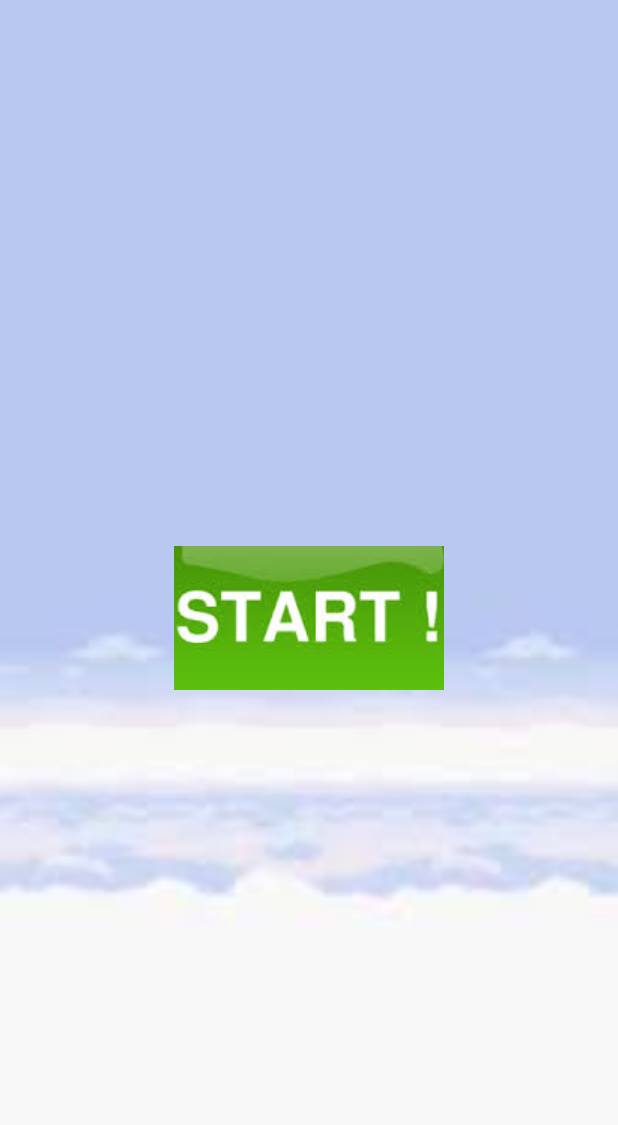
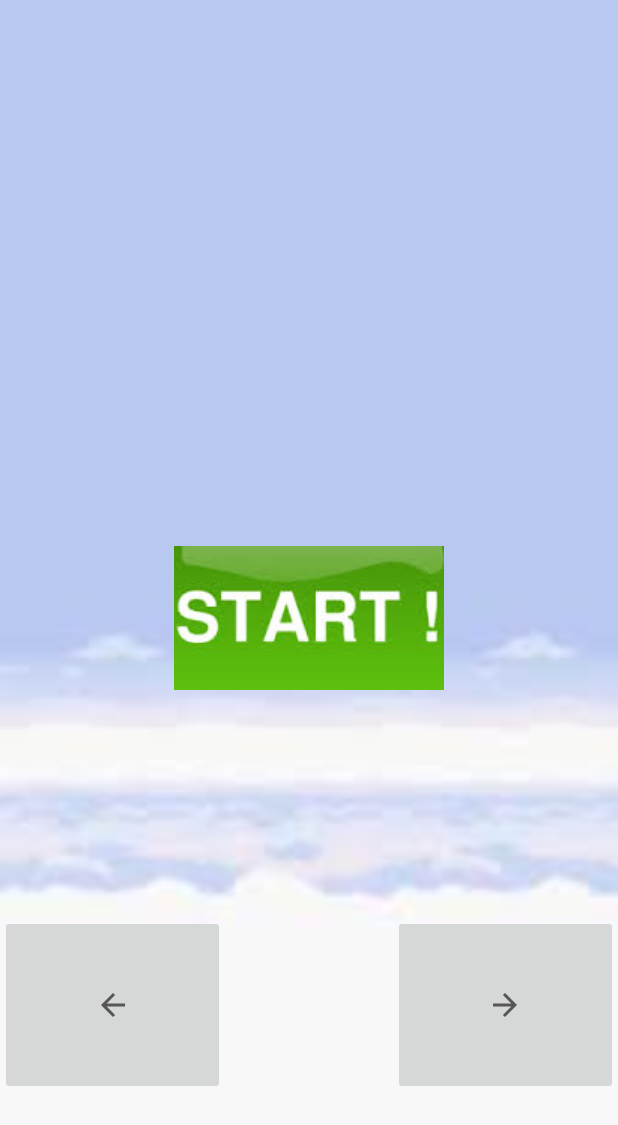
Before and after one commit to chenhan2/MP5, an Android app: the screen it shows after launch (MainActivity), on a phone screen of 412 x 824 dp. Shown: the top 1125 px of the screen. Run offline under Robolectric (Android 15) with nearby library versions, the phone set to English and light mode, and no system bars.

Commit message:
initialize_begin on UI First day lab Up to 20:38 in first video Add left and right button

```diff
--- a/app/src/main/java/com/example/mp5/GameView.java
+++ b/app/src/main/java/com/example/mp5/GameView.java
@@ -56,9 +56,9 @@ public class GameView extends View {
         // Draw the background on canvas
         canvas.drawBitmap(background, null, rect, null);
         // Put Geof's handsome head at the center of the screen
-        canvas.drawBitmap(geof, dWith / 2 - geof.getWidth() / 2,
-                dHeight / 2 - geof.getHeight() / 2, null);
+        canvas.drawBitmap(geof, geofX, geofY, null);
         handler.postDelayed(runnable, UPDATE_MILLIS);
+    }
 
-    }
+
 }
--- a/app/src/main/res/layout/activity_main.xml
+++ b/app/src/main/res/layout/activity_main.xml
@@ -4,8 +4,8 @@
     xmlns:tools="http://schemas.android.com/tools"
     android:layout_width="match_parent"
     android:layout_height="match_parent"
-    tools:context=".MainActivity"
-    android:background="@drawable/background">
+    android:background="@drawable/background"
+    tools:context=".MainActivity">
 
 
     <ImageButton
@@ -13,6 +13,27 @@
         android:layout_width="180dp"
         android:layout_height="96dp"
         android:layout_centerInParent="true"
-        android:src="@drawable/start2"
-        android:onClick="startGame"/>
+        android:onClick="startGame"
+        android:src="@drawable/start2" />
+
+    <ImageButton
+        android:id="@+id/imageButton2"
+        android:layout_width="wrap_content"
+        android:layout_height="wrap_content"
+        android:src="?attr/actionModeCloseDrawable"
+        android:layout_marginTop="610dp"
+        android:minHeight="120dp"
+        android:minWidth="150dp"/>
+
+    <ImageButton
+        android:id="@+id/imageButton3"
+        android:layout_width="wrap_content"
+        android:layout_height="wrap_content"
+        android:src="?attr/actionModeCloseDrawable"
+        android:rotation="180"
+        android:layout_marginTop="610dp"
+        android:layout_marginLeft="262dp"
+        android:minHeight="120dp"
+        android:minWidth="150dp"/>
+
 </RelativeLayout>
```
Also changed, not shown: app/src/main/res/drawable/geof.png (renamed from app/src/main/res/drawable/Geoffrey_Challen_burned.png).
